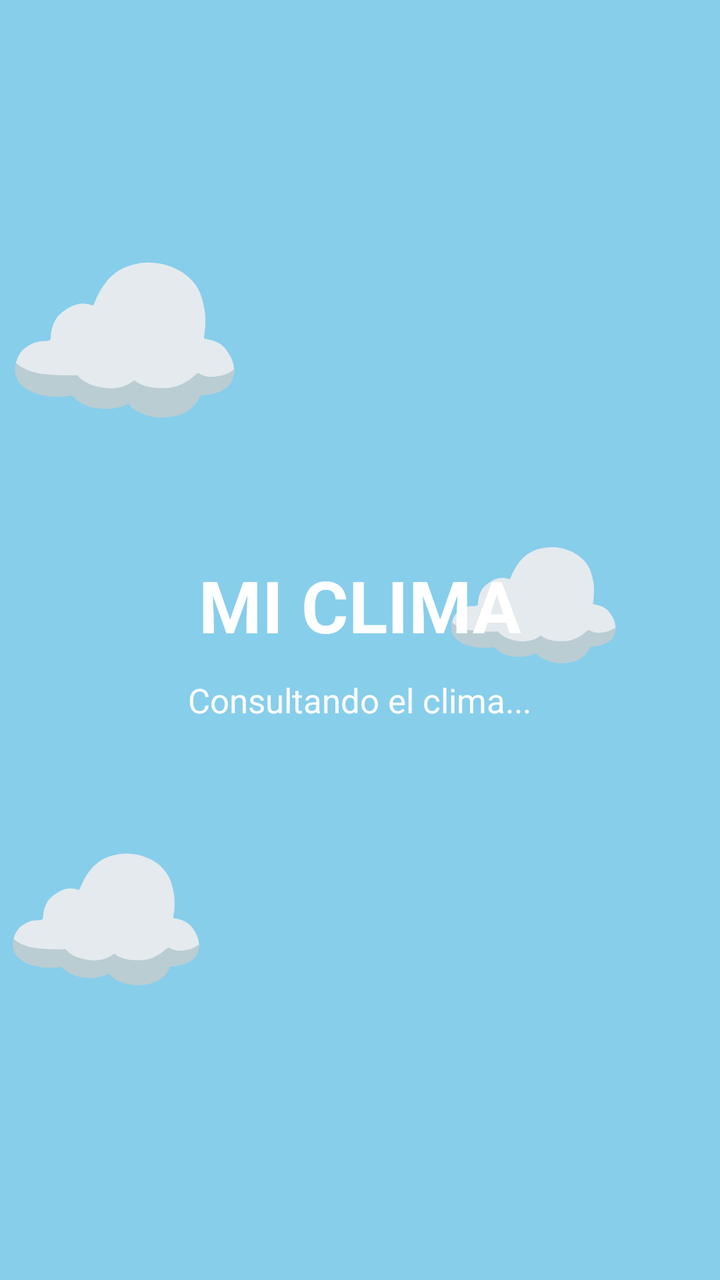
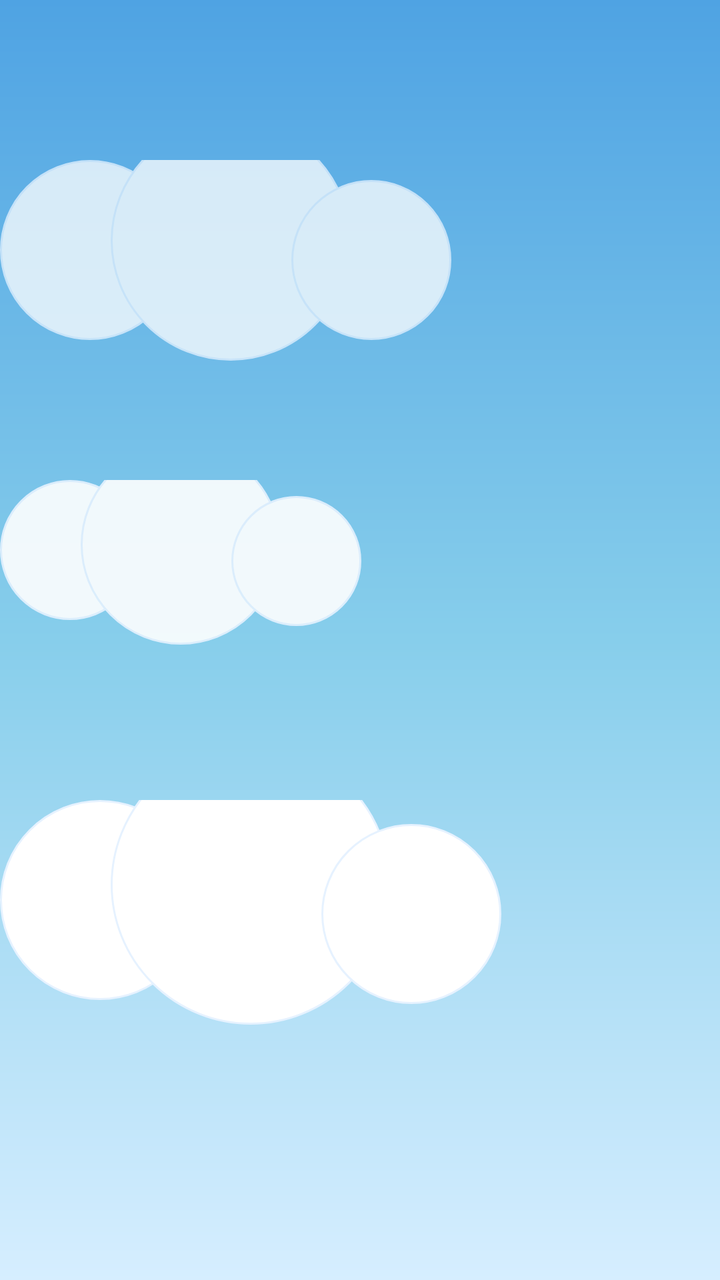

Before-and-after screenshots of an Android layout around one commit, followed by the original layout XML and the change that was made.
<!-- AndroidManifest.xml: application theme Theme.Mi_clima -->
<!-- res/layout/activity_splash.xml -->
<?xml version="1.0" encoding="utf-8"?>
<FrameLayout
    xmlns:android="http://schemas.android.com/apk/res/android"
    android:layout_width="match_parent"
    android:layout_height="match_parent"
    android:background="#87CEEB">

    
    <TextView
        android:id="@+id/nube1"
        android:layout_width="wrap_content"
        android:layout_height="wrap_content"
        android:layout_marginTop="100dp"
        android:text="☁"
        android:textSize="100sp"
        android:textColor="#FFFFFF" />

    
    <TextView
        android:id="@+id/nube2"
        android:layout_width="wrap_content"
        android:layout_height="wrap_content"
        android:layout_marginTop="250dp"
        android:layout_marginStart="220dp"
        android:text="☁"
        android:textSize="75sp"
        android:textColor="#F5F5F5" />

    
    <TextView
        android:id="@+id/nube3"
        android:layout_width="wrap_content"
        android:layout_height="wrap_content"
        android:layout_marginTop="400dp"
        android:text="☁"
        android:textSize="85sp"
        android:textColor="#FFFFFF" />

    
    <LinearLayout
        android:layout_width="match_parent"
        android:layout_height="wrap_content"
        android:layout_gravity="center"
        android:gravity="center"
        android:orientation="vertical">

        <TextView
            android:layout_width="wrap_content"
            android:layout_height="wrap_content"
            android:text="MI CLIMA"
            android:textColor="#FFFFFF"
            android:textSize="36sp"
            android:textStyle="bold" />

        <TextView
            android:layout_width="wrap_content"
            android:layout_height="wrap_content"
            android:layout_marginTop="12dp"
            android:text="Consultando el clima..."
            android:textColor="#FFFFFF"
            android:textSize="17sp" />

    </LinearLayout>

</FrameLayout>
<!-- resources referenced by this layout -->
<resources>
  <style name="Theme.Mi_clima" parent="Base.Theme.Mi_clima" />
  <style name="Base.Theme.Mi_clima" parent="Theme.Material3.DayNight.NoActionBar">
          
          
      </style>
</resources>

<!-- the commit's change to res/layout/activity_splash.xml (unified diff, before → after) -->
@@ -1,65 +1,128 @@
 <?xml version="1.0" encoding="utf-8"?>
 <FrameLayout
     xmlns:android="http://schemas.android.com/apk/res/android"
+    xmlns:app="http://schemas.android.com/apk/res-auto"
     android:layout_width="match_parent"
     android:layout_height="match_parent"
-    android:background="#87CEEB">
+    android:background="@drawable/sky_gradient">
 
     
-    <TextView
+    <LinearLayout
         android:id="@+id/nube1"
         android:layout_width="wrap_content"
         android:layout_height="wrap_content"
-        android:layout_marginTop="100dp"
-        android:text="☁"
-        android:textSize="100sp"
-        android:textColor="#FFFFFF" />
+        android:layout_marginTop="80dp"
+        android:orientation="horizontal"
+        android:alpha="0.75">
+
+        <View
+            android:layout_width="90dp"
+            android:layout_height="90dp"
+            android:background="@drawable/cloud_circle" />
+
+        <View
+            android:layout_width="120dp"
+            android:layout_height="120dp"
+            android:layout_marginStart="-35dp"
+            android:layout_marginTop="-20dp"
+            android:background="@drawable/cloud_circle" />
+
+        <View
+            android:layout_width="80dp"
+            android:layout_height="80dp"
+            android:layout_marginStart="-30dp"
+            android:layout_marginTop="10dp"
+            android:background="@drawable/cloud_circle" />
+    </LinearLayout>
 
     
-    <TextView
+    <LinearLayout
         android:id="@+id/nube2"
         android:layout_width="wrap_content"
         android:layout_height="wrap_content"
-        android:layout_marginTop="250dp"
-        android:layout_marginStart="220dp"
-        android:text="☁"
-        android:textSize="75sp"
-        android:textColor="#F5F5F5" />
+        android:layout_marginTop="240dp"
+        android:orientation="horizontal"
+        android:alpha="0.9">
+
+        <View
+            android:layout_width="70dp"
+            android:layout_height="70dp"
+            android:background="@drawable/cloud_circle" />
+
+        <View
+            android:layout_width="100dp"
+            android:layout_height="100dp"
+            android:layout_marginStart="-30dp"
+            android:layout_marginTop="-18dp"
+            android:background="@drawable/cloud_circle" />
+
+        <View
+            android:layout_width="65dp"
+            android:layout_height="65dp"
+            android:layout_marginStart="-25dp"
+            android:layout_marginTop="8dp"
+            android:background="@drawable/cloud_circle" />
+    </LinearLayout>
 
     
-    <TextView
+    <LinearLayout
         android:id="@+id/nube3"
         android:layout_width="wrap_content"
         android:layout_height="wrap_content"
         android:layout_marginTop="400dp"
-        android:text="☁"
-        android:textSize="85sp"
-        android:textColor="#FFFFFF" />
+        android:orientation="horizontal">
+
+        <View
+            android:layout_width="100dp"
+            android:layout_height="100dp"
+            android:background="@drawable/cloud_circle" />
+
+        <View
+            android:layout_width="140dp"
+            android:layout_height="140dp"
+            android:layout_marginStart="-45dp"
+            android:layout_marginTop="-28dp"
+            android:background="@drawable/cloud_circle" />
+
+        <View
+            android:layout_width="90dp"
+            android:layout_height="90dp"
+            android:layout_marginStart="-35dp"
+            android:layout_marginTop="12dp"
+            android:background="@drawable/cloud_circle" />
+    </LinearLayout>
 
     
     <LinearLayout
+        android:id="@+id/contenido"
         android:layout_width="match_parent"
         android:layout_height="wrap_content"
         android:layout_gravity="center"
+        android:alpha="0"
         android:gravity="center"
         android:orientation="vertical">
 
         <TextView
             android:layout_width="wrap_content"
             android:layout_height="wrap_content"
+            android:letterSpacing="0.08"
+            android:shadowColor="#33000000"
+            android:shadowDx="2"
+            android:shadowDy="2"
+            android:shadowRadius="6"
             android:text="MI CLIMA"
             android:textColor="#FFFFFF"
-            android:textSize="36sp"
+            android:textSize="38sp"
             android:textStyle="bold" />
 
         <TextView
             android:layout_width="wrap_content"
             android:layout_height="wrap_content"
-            android:layout_marginTop="12dp"
+            android:layout_marginTop="14dp"
+            android:letterSpacing="0.04"
             android:text="Consultando el clima..."
-            android:textColor="#FFFFFF"
+            android:textColor="#EAF6FF"
             android:textSize="17sp" />
-
     </LinearLayout>
 
 </FrameLayout>
<!-- resource entries referenced after the edit -->
@@ -1,5 +1,25 @@
 <!-- resources referenced by this layout -->
 <resources>
+  <!-- drawable cloud_circle (drawable) -->
+  <?xml version="1.0" encoding="utf-8"?>
+  <shape xmlns:android="http://schemas.android.com/apk/res/android"
+      android:shape="oval">
+      <solid android:color="#FFFFFF" />
+      <stroke
+          android:width="1dp"
+          android:color="#E6F2FF" />
+  </shape>
+  <!-- drawable sky_gradient (drawable) -->
+  <?xml version="1.0" encoding="utf-8"?>
+  <shape xmlns:android="http://schemas.android.com/apk/res/android"
+      android:shape="rectangle">
+      <gradient
+          android:angle="270"
+          android:startColor="#4FA3E3"
+          android:centerColor="#87CEEB"
+          android:endColor="#D6EEFF"
+          android:type="linear" />
+  </shape>
   <style name="Theme.Mi_clima" parent="Base.Theme.Mi_clima" />
   <style name="Base.Theme.Mi_clima" parent="Theme.Material3.DayNight.NoActionBar">
           
